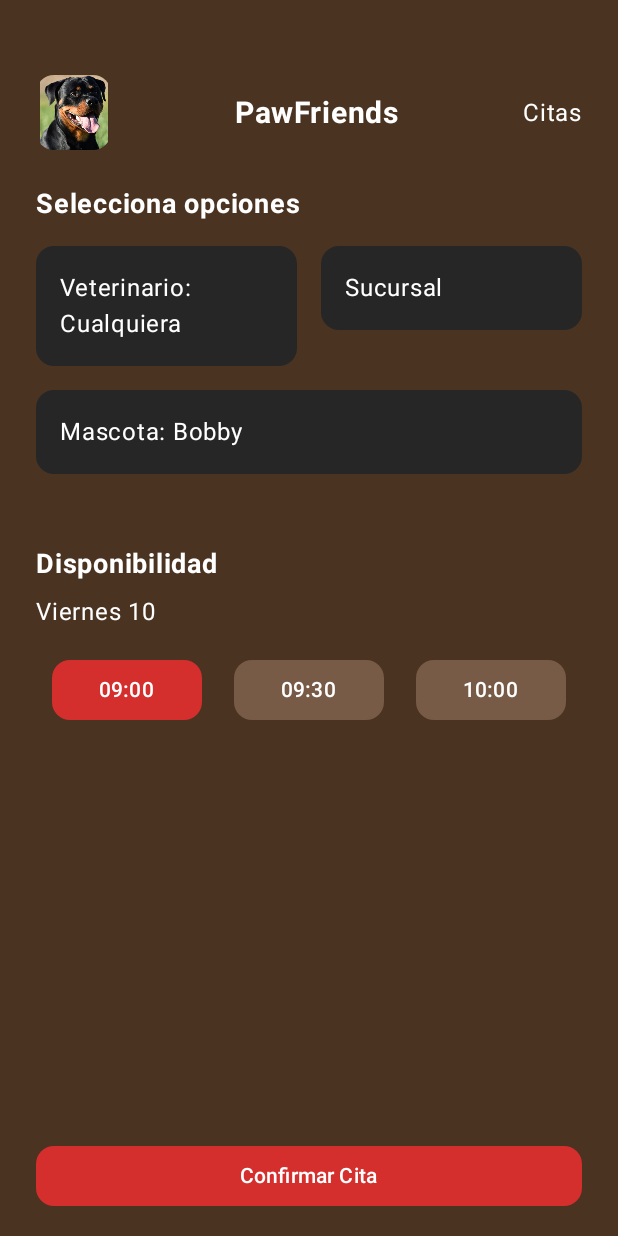
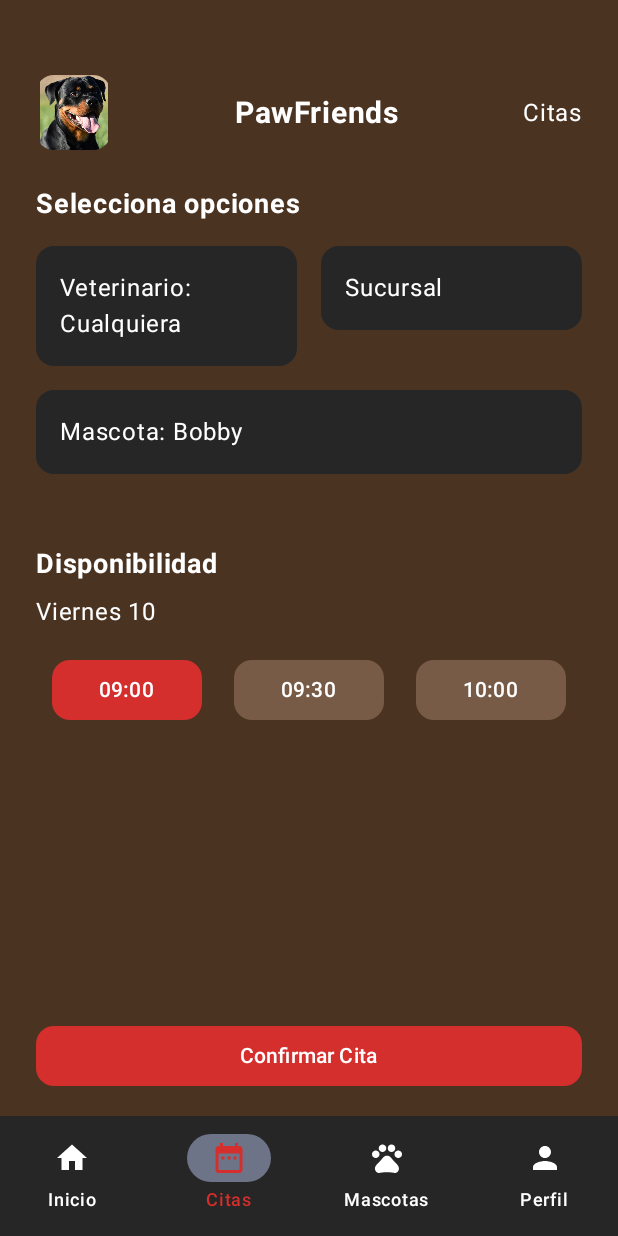
Before and after one commit to Melmin2727/aplicacion_1, an Android app built with Jetpack Compose: the screen it shows after launch (MainActivity), after a tap on "Agendar Cita", on a phone screen of 412 x 824 dp. Run offline under Robolectric (Android 15) with nearby library versions, the phone set to English and light mode, and no system bars.

Commit message:
Segundo commit

```diff
--- a/app/build.gradle.kts
+++ b/app/build.gradle.kts
@@ -57,4 +57,5 @@ dependencies {
     androidTestImplementation(libs.androidx.ui.test.junit4)
     debugImplementation(libs.androidx.ui.tooling)
     debugImplementation(libs.androidx.ui.test.manifest)
+    implementation("androidx.compose.material:material-icons-extended:1.5.4")
 }
--- a/app/src/main/java/com/example/aplicacion_1/ui/AppNav.kt
+++ b/app/src/main/java/com/example/aplicacion_1/ui/AppNav.kt
@@ -1,6 +1,9 @@
 package com.example.aplicacion_1.ui
 
+import androidx.compose.foundation.layout.padding
+import androidx.compose.material3.Scaffold
 import androidx.compose.runtime.Composable
+import androidx.compose.ui.Modifier
 import androidx.navigation.NavType
 import androidx.navigation.compose.NavHost
 import androidx.navigation.compose.composable
@@ -20,13 +23,21 @@ object Routes {
     const val PET_LIST_SCREEN = "pet_list_screen"
     const val ADD_PET_SCREEN = "add_pet_screen"
     const val PET_PROFILE_SCREEN = "pet_profile_screen/{petId}" // Nueva ruta con argumento
+    const val PROFILE_SCREEN = "profile_screen" // Nueva ruta para el perfil de usuario
 }
 
 @Composable
 fun AppNav() {
     val navController = rememberNavController()
 
-    NavHost(navController, startDestination = Routes.HOME_SCREEN) {
+    Scaffold(
+        bottomBar = { BottomNav(navController = navController) }
+    ) { innerPadding ->
+        NavHost(
+            navController = navController,
+            startDestination = Routes.HOME_SCREEN,
+            modifier = Modifier.padding(innerPadding)
+        ) {
             composable(Routes.HOME_SCREEN) {
                 HomeScreen(
                     onNavigateTo = { route -> navController.navigate(route) }
@@ -59,5 +70,9 @@ fun AppNav() {
                     PetProfileScreen(pet = selectedPet)
                 }
             }
+            composable(Routes.PROFILE_SCREEN) {
+                // Aquí iría tu pantalla de perfil de usuario
             }
         }
+    }
+}
--- /dev/null
+++ b/app/src/main/java/com/example/aplicacion_1/ui/BottomNav.kt
@@ -0,0 +1,108 @@
+package com.example.aplicacion_1.ui
+
+import androidx.compose.material.icons.Icons
+import androidx.compose.material.icons.filled.DateRange
+import androidx.compose.material.icons.filled.Home
+import androidx.compose.material.icons.filled.Person
+import androidx.compose.material.icons.filled.Pets
+import androidx.compose.material3.Icon
+import androidx.compose.material3.NavigationBar
+import androidx.compose.material3.NavigationBarItem
+import androidx.compose.material3.NavigationBarItemDefaults
+import androidx.compose.material3.Text
+import androidx.compose.runtime.Composable
+import androidx.compose.runtime.getValue
+import androidx.compose.ui.Modifier
+import androidx.compose.ui.graphics.Color
+import androidx.compose.ui.graphics.vector.ImageVector
+import androidx.navigation.NavController
+import androidx.navigation.compose.currentBackStackEntryAsState
+
+import com.example.aplicacion_1.ui.Routes
+
+@Composable
+fun BottomNav(navController: NavController) {
+    NavigationBar(
+        containerColor = Color(0xFF262626),
+        modifier = Modifier
+    ) {
+        val navBackStackEntry by navController.currentBackStackEntryAsState()
+        val currentRoute = navBackStackEntry?.destination?.route
+
+        // Botón de Inicio
+        NavigationBarItem(
+            selected = currentRoute == Routes.HOME_SCREEN,
+            onClick = { navController.navigate(Routes.HOME_SCREEN) },
+            icon = {
+                Icon(
+                    imageVector = Icons.Default.Home, // Ícono de casa
+                    contentDescription = "Inicio"
+                )
+            },
+            label = { Text("Inicio") },
+            colors = NavigationBarItemDefaults.colors(
+                selectedIconColor = Color(0xFFD42E2D),
+                unselectedIconColor = Color.White,
+                selectedTextColor = Color(0xFFD42E2D),
+                unselectedTextColor = Color.White
+            )
+        )
+
+        // Botón de Citas
+        NavigationBarItem(
+            selected = currentRoute == Routes.APPOINTMENT_SCREEN,
+            onClick = { navController.navigate(Routes.APPOINTMENT_SCREEN) },
+            icon = {
+                Icon(
+                    imageVector = Icons.Default.DateRange, // Ícono de calendario
+                    contentDescription = "Citas"
+                )
+            },
+            label = { Text("Citas") },
+            colors = NavigationBarItemDefaults.colors(
+                selectedIconColor = Color(0xFFD42E2D),
+                unselectedIconColor = Color.White,
+                selectedTextColor = Color(0xFFD42E2D),
+                unselectedTextColor = Color.White
+            )
+        )
+
+        // Botón de Mascotas
+        NavigationBarItem(
+            selected = currentRoute == Routes.PET_LIST_SCREEN,
+            onClick = { navController.navigate(Routes.PET_LIST_SCREEN) },
+            icon = {
+                Icon(
+                    imageVector = Icons.Default.Pets, // Ícono de pata/animal
+                    contentDescription = "Mascotas"
+                )
+            },
+            label = { Text("Mascotas") },
+            colors = NavigationBarItemDefaults.colors(
+                selectedIconColor = Color(0xFFD42E2D),
+                unselectedIconColor = Color.White,
+                selectedTextColor = Color(0xFFD42E2D),
+                unselectedTextColor = Color.White
+            )
+        )
+
+        // Botón de Perfil
+        NavigationBarItem(
+            selected = currentRoute == Routes.PROFILE_SCREEN,
+            onClick = { navController.navigate(Routes.PROFILE_SCREEN) },
+            icon = {
+                Icon(
+                    imageVector = Icons.Default.Person, // Ícono de persona
+                    contentDescription = "Perfil"
+                )
+            },
+            label = { Text("Perfil") },
+            colors = NavigationBarItemDefaults.colors(
+                selectedIconColor = Color(0xFFD42E2D),
+                unselectedIconColor = Color.White,
+                selectedTextColor = Color(0xFFD42E2D),
+                unselectedTextColor = Color.White
+            )
+        )
+    }
+}
```
Lines whose indentation alone changed are shown as unchanged.
